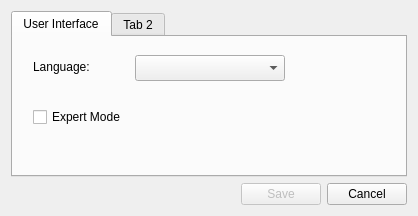
Above: src/gui/widgets/settings.ui from Open-Transactions/Moneychanger before the change. Below: the same form after it.
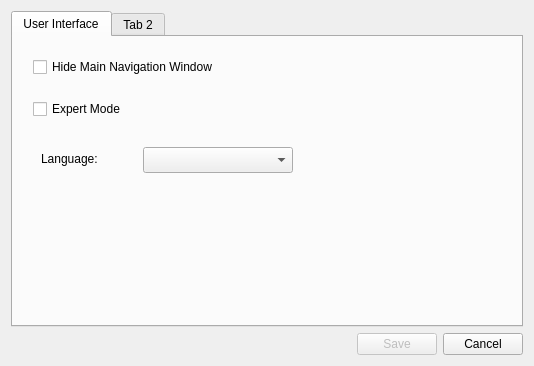
That is the form after the change.

Commit message: Added Navigation window + settings option for it.

Patch:
```diff
--- a/src/gui/widgets/settings.ui
+++ b/src/gui/widgets/settings.ui
@@ -6,8 +6,8 @@
    <rect>
     <x>0</x>
     <y>0</y>
-    <width>418</width>
-    <height>216</height>
+    <width>534</width>
+    <height>366</height>
    </rect>
   </property>
   <property name="windowTitle">
@@ -23,8 +23,8 @@
       <widget class="QLabel" name="labelLanguage">
        <property name="geometry">
         <rect>
-         <x>20</x>
-         <y>20</y>
+         <x>28</x>
+         <y>112</y>
          <width>65</width>
          <height>20</height>
         </rect>
@@ -36,8 +36,8 @@
       <widget class="QComboBox" name="comboBoxLanguage">
        <property name="geometry">
         <rect>
-         <x>122</x>
-         <y>18</y>
+         <x>130</x>
+         <y>110</y>
          <width>150</width>
          <height>26</height>
         </rect>
@@ -53,7 +53,7 @@
        <property name="geometry">
         <rect>
          <x>20</x>
-         <y>70</y>
+         <y>62</y>
          <width>151</width>
          <height>20</height>
         </rect>
@@ -62,6 +62,19 @@
         <string>Expert Mode</string>
        </property>
       </widget>
+      <widget class="QCheckBox" name="checkBoxHideNav">
+       <property name="geometry">
+        <rect>
+         <x>20</x>
+         <y>20</y>
+         <width>221</width>
+         <height>20</height>
+        </rect>
+       </property>
+       <property name="text">
+        <string>Hide Main Navigation Window</string>
+       </property>
+      </widget>
      </widget>
      <widget class="QWidget" name="tab_2">
       <attribute name="title">
```
Left out of the diff: 3 changed lines with no effect on the pictures. The commit also changes 8 other files.
